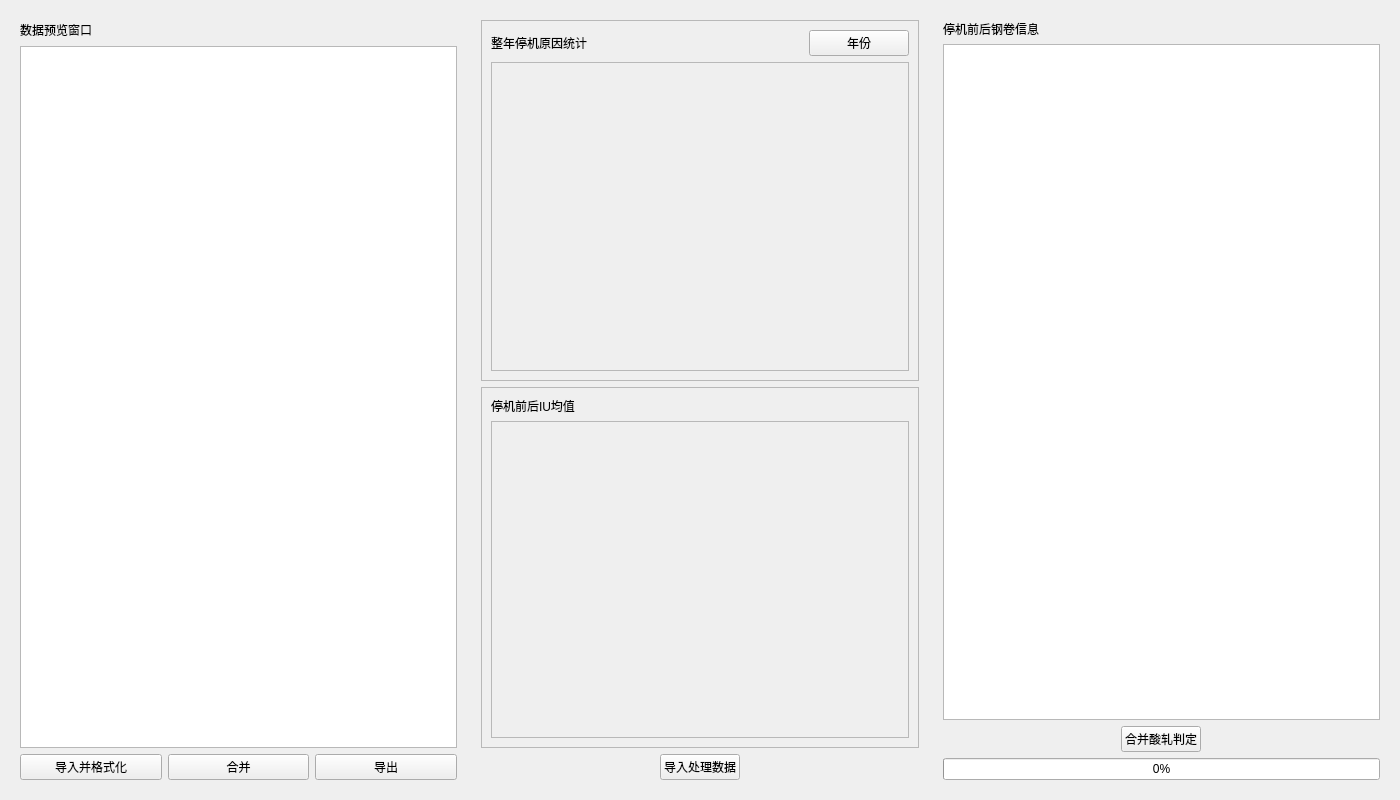
Above: 慢偶因素板形干扰评估/停机/ui/StopInterface.ui from zhanghongjia1116/flatness before the change. Below: the same form after it.
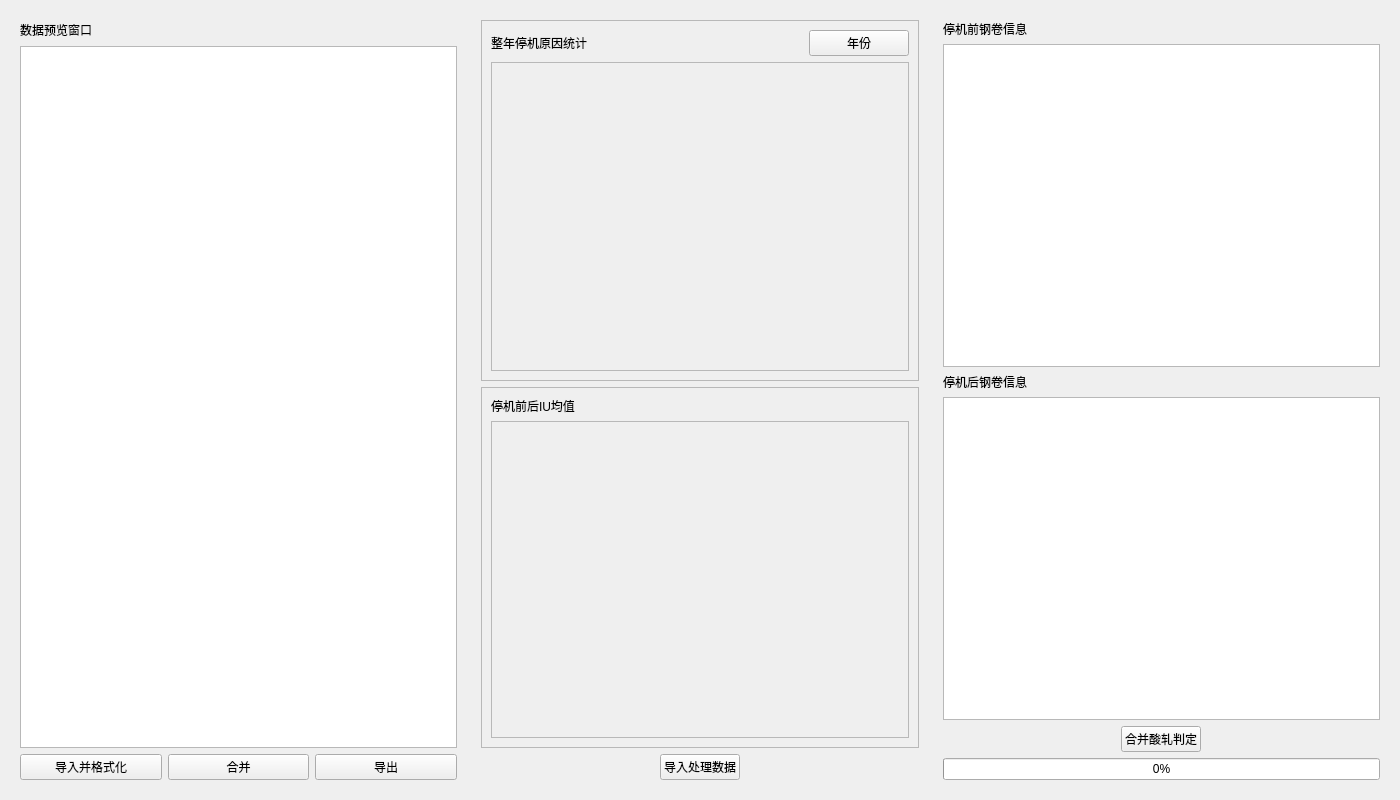
That is the form after the change. Icons and pictures are not drawn. Custom widgets are drawn as their Qt base class.

Commit message: 完成慢偶因素，停机模块的停机前后钢卷显示，扇形图显示

```diff
--- a/慢偶因素板形干扰评估/停机/ui/StopInterface.ui
+++ b/慢偶因素板形干扰评估/停机/ui/StopInterface.ui
@@ -20,13 +20,23 @@
       <item>
        <widget class="SubtitleLabel" name="SubtitleLabel_4">
         <property name="text">
-         <string>停机前后钢卷信息</string>
+         <string>停机前钢卷信息</string>
         </property>
        </widget>
       </item>
       <item>
        <widget class="TableView" name="TableView_2"/>
       </item>
+      <item>
+       <widget class="SubtitleLabel" name="SubtitleLabel_5">
+        <property name="text">
+         <string>停机后钢卷信息</string>
+        </property>
+       </widget>
+      </item>
+      <item>
+       <widget class="TableView" name="TableView_3"/>
+      </item>
       <item alignment="Qt::AlignHCenter">
        <widget class="PushButton" name="mergeOnlineTablePushButton">
         <property name="text">
```
Left out of the diff: 18 changed lines with no effect on the pictures. The commit also changes 5 other files.
